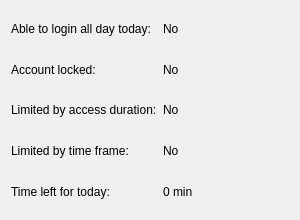
The window that src/kcm/ui/status.ui (simgunz/timekpr) describes before a commit, drawn with Qt 5.
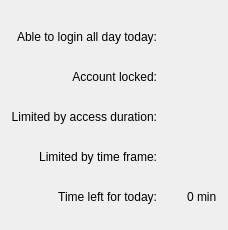
The same window after the commit. Custom widgets are drawn as their Qt base class.

Diff of the .ui file:
```diff
--- a/src/kcm/ui/status.ui
+++ b/src/kcm/ui/status.ui
@@ -6,8 +6,8 @@
    <rect>
     <x>0</x>
     <y>0</y>
-    <width>300</width>
-    <height>220</height>
+    <width>214</width>
+    <height>230</height>
    </rect>
   </property>
   <property name="windowTitle">
@@ -15,6 +15,22 @@
   </property>
   <layout class="QGridLayout" name="gridLayout">
    <item row="0" column="0">
+    <spacer name="verticalSpacer_2">
+     <property name="orientation">
+      <enum>Qt::Vertical</enum>
+     </property>
+     <property name="sizeType">
+      <enum>QSizePolicy::Fixed</enum>
+     </property>
+     <property name="sizeHint" stdset="0">
+      <size>
+       <width>10</width>
+       <height>14</height>
+      </size>
+     </property>
+    </spacer>
+   </item>
+   <item row="1" column="0">
     <widget class="QLabel" name="lbAllDayLogin">
      <property name="minimumSize">
       <size>
@@ -31,16 +47,15 @@
      <property name="text">
       <string>Able to login all day today:</string>
      </property>
-    </widget>
-   </item>
-   <item row="0" column="1">
-    <widget class="QLabel" name="lbAllDayLoginStatus">
-     <property name="text">
-      <string>No</string>
+     <property name="alignment">
+      <set>Qt::AlignRight|Qt::AlignTrailing|Qt::AlignVCenter</set>
      </property>
     </widget>
    </item>
-   <item row="1" column="0">
+   <item row="1" column="2">
+    <widget class="KLed" name="kled"/>
+   </item>
+   <item row="4" column="0">
     <widget class="QLabel" name="lbLock">
      <property name="minimumSize">
       <size>
@@ -54,16 +69,15 @@
      <property name="text">
       <string>Account locked:</string>
      </property>
-    </widget>
-   </item>
-   <item row="1" column="1">
-    <widget class="QLabel" name="lbLockStatus">
-     <property name="text">
-      <string>No</string>
+     <property name="alignment">
+      <set>Qt::AlignRight|Qt::AlignTrailing|Qt::AlignVCenter</set>
      </property>
     </widget>
    </item>
-   <item row="2" column="0">
+   <item row="4" column="2">
+    <widget class="KLed" name="kled_2"/>
+   </item>
+   <item row="6" column="0">
     <widget class="QLabel" name="lbBound">
      <property name="minimumSize">
       <size>
@@ -77,16 +91,19 @@
      <property name="text">
       <string>Limited by access duration:</string>
      </property>
+     <property name="alignment">
+      <set>Qt::AlignRight|Qt::AlignTrailing|Qt::AlignVCenter</set>
+     </property>
     </widget>
    </item>
-   <item row="2" column="1">
-    <widget class="QLabel" name="lbLimitStatus">
-     <property name="text">
-      <string>No</string>
+   <item row="6" column="2">
+    <widget class="KLed" name="kled_3">
+     <property name="state">
+      <enum>KLed::On</enum>
      </property>
     </widget>
    </item>
-   <item row="3" column="0">
+   <item row="8" column="0">
     <widget class="QLabel" name="lbLimit">
      <property name="minimumSize">
       <size>
@@ -100,16 +117,15 @@
      <property name="text">
       <string>Limited by time frame:</string>
      </property>
-    </widget>
-   </item>
-   <item row="3" column="1">
-    <widget class="QLabel" name="lbBoundStatus">
-     <property name="text">
-      <string>No</string>
+     <property name="alignment">
+      <set>Qt::AlignRight|Qt::AlignTrailing|Qt::AlignVCenter</set>
      </property>
     </widget>
    </item>
-   <item row="4" column="0">
+   <item row="8" column="2">
+    <widget class="KLed" name="kled_4"/>
+   </item>
+   <item row="10" column="0">
     <widget class="QLabel" name="lbTimeLeft">
      <property name="minimumSize">
       <size>
@@ -123,17 +139,120 @@
      <property name="text">
       <string>Time left for today:</string>
      </property>
+     <property name="alignment">
+      <set>Qt::AlignRight|Qt::AlignTrailing|Qt::AlignVCenter</set>
+     </property>
     </widget>
    </item>
-   <item row="4" column="1">
+   <item row="10" column="2">
     <widget class="QLabel" name="lbTimeLeftStatus">
      <property name="text">
       <string>0 min</string>
      </property>
     </widget>
    </item>
+   <item row="11" column="0" colspan="3">
+    <spacer name="verticalSpacer">
+     <property name="orientation">
+      <enum>Qt::Vertical</enum>
+     </property>
+     <property name="sizeHint" stdset="0">
+      <size>
+       <width>206</width>
+       <height>71</height>
+      </size>
+     </property>
+    </spacer>
+   </item>
+   <item row="3" column="0">
+    <spacer name="verticalSpacer_3">
+     <property name="orientation">
+      <enum>Qt::Vertical</enum>
+     </property>
+     <property name="sizeType">
+      <enum>QSizePolicy::Fixed</enum>
+     </property>
+     <property name="sizeHint" stdset="0">
+      <size>
+       <width>5</width>
+       <height>10</height>
+      </size>
+     </property>
+    </spacer>
+   </item>
+   <item row="5" column="0">
+    <spacer name="verticalSpacer_4">
+     <property name="orientation">
+      <enum>Qt::Vertical</enum>
+     </property>
+     <property name="sizeType">
+      <enum>QSizePolicy::Fixed</enum>
+     </property>
+     <property name="sizeHint" stdset="0">
+      <size>
+       <width>5</width>
+       <height>10</height>
+      </size>
+     </property>
+    </spacer>
+   </item>
+   <item row="7" column="0">
+    <spacer name="verticalSpacer_5">
+     <property name="orientation">
+      <enum>Qt::Vertical</enum>
+     </property>
+     <property name="sizeType">
+      <enum>QSizePolicy::Fixed</enum>
+     </property>
+     <property name="sizeHint" stdset="0">
+      <size>
+       <width>5</width>
+       <height>10</height>
+      </size>
+     </property>
+    </spacer>
+   </item>
+   <item row="9" column="0">
+    <spacer name="verticalSpacer_6">
+     <property name="orientation">
+      <enum>Qt::Vertical</enum>
+     </property>
+     <property name="sizeType">
+      <enum>QSizePolicy::Fixed</enum>
+     </property>
+     <property name="sizeHint" stdset="0">
+      <size>
+       <width>5</width>
+       <height>10</height>
+      </size>
+     </property>
+    </spacer>
+   </item>
+   <item row="8" column="1">
+    <spacer name="horizontalSpacer">
+     <property name="orientation">
+      <enum>Qt::Horizontal</enum>
+     </property>
+     <property name="sizeType">
+      <enum>QSizePolicy::Fixed</enum>
+     </property>
+     <property name="sizeHint" stdset="0">
+      <size>
+       <width>5</width>
+       <height>5</height>
+      </size>
+     </property>
+    </spacer>
+   </item>
   </layout>
  </widget>
+ <customwidgets>
+  <customwidget>
+   <class>KLed</class>
+   <extends>QWidget</extends>
+   <header>kled.h</header>
+  </customwidget>
+ </customwidgets>
  <resources/>
  <connections/>
 </ui>
```
